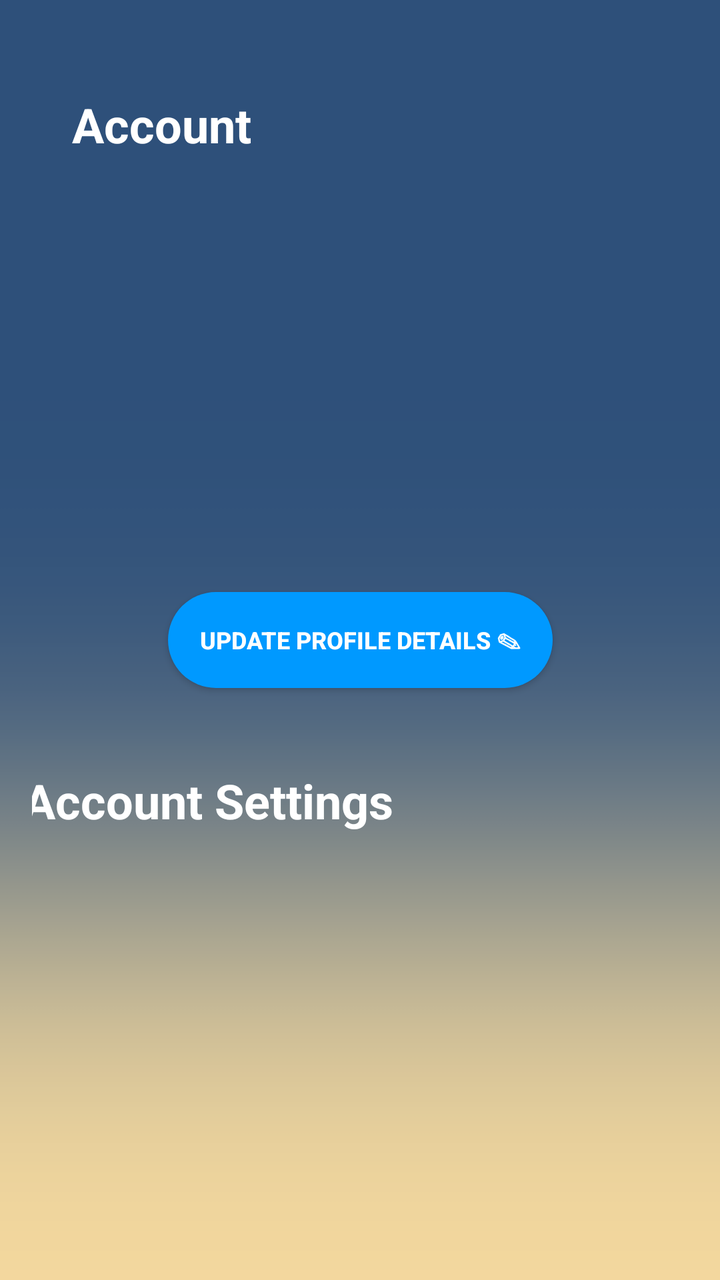
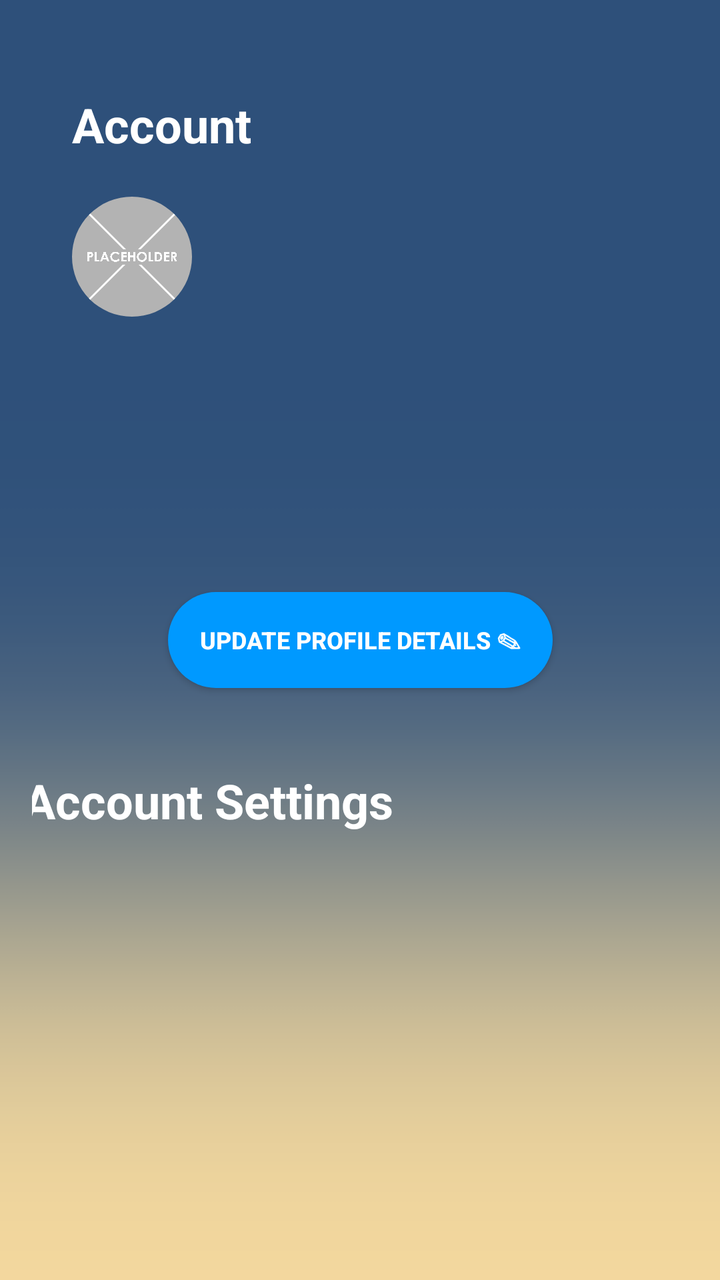

Compare the two renders of this Android layout. The source of the first and the diff that turns it into the second are given below.
<!-- AndroidManifest.xml: application theme Theme.NutriMotion -->
<!-- res/layout/activity_profile.xml -->
<?xml version="1.0" encoding="utf-8"?>
<androidx.constraintlayout.widget.ConstraintLayout xmlns:android="http://schemas.android.com/apk/res/android"
    xmlns:app="http://schemas.android.com/apk/res-auto"
    xmlns:tools="http://schemas.android.com/tools"
    android:id="@+id/main"
    android:layout_width="match_parent"
    android:layout_height="match_parent"
    android:onClick="onClick"
    android:background="@drawable/background"
    android:padding="16dp"
    tools:context=".ProfileActivity">

    <com.google.android.material.button.MaterialButton
        android:id="@+id/update_profile_btn"
        style="@style/RoundedButton"
        android:layout_width="wrap_content"
        android:layout_height="wrap_content"
        android:layout_centerInParent="true"
        android:background="@drawable/profile_update_button"
        android:text="@string/update_profile_details"
        android:textSize="12sp"
        android:textStyle="bold"
        app:backgroundTint="@null"
        app:layout_constraintBottom_toBottomOf="parent"
        app:layout_constraintLeft_toLeftOf="parent"
        app:layout_constraintRight_toRightOf="parent"
        app:layout_constraintTop_toTopOf="parent" />

    <TextView
        android:id="@+id/settingsText"
        android:layout_width="wrap_content"
        android:layout_height="wrap_content"
        android:layout_marginTop="40dp"
        android:layout_marginEnd="80dp"
        android:text="Account Settings"
        android:textColor="@color/white"
        android:textSize="24sp"
        android:textStyle="bold"
        app:layout_constraintTop_toBottomOf="@+id/update_profile_btn"
        app:layout_constraintRight_toRightOf="@+id/update_profile_btn"
        tools:ignore="MissingConstraints"
        tools:layout_editor_absoluteX="26dp" />

    <TextView
        android:id="@+id/textAccount"
        android:layout_width="wrap_content"
        android:layout_height="wrap_content"
        android:layout_marginTop="30dp"
        android:layout_marginStart="20dp"
        android:text="Account"
        android:textColor="@color/white"
        android:textSize="24sp"
        android:textStyle="bold"
        tools:layout_editor_absoluteX="17dp"
        tools:layout_editor_absoluteY="80dp"
        app:layout_constraintTop_toTopOf="parent"
        app:layout_constraintLeft_toLeftOf="parent"
        tools:ignore="MissingConstraints"/>
</androidx.constraintlayout.widget.ConstraintLayout>
<!-- resources referenced by this layout -->
<resources>
  <color name="white">#FFFFFFFF</color>
  <!-- drawable background: png bitmap (drawable, 90198 bytes) -->
  <!-- drawable profile_update_button (drawable) -->
  <?xml version="1.0" encoding="utf-8"?>
  <selector xmlns:android="http://schemas.android.com/apk/res/android">
  <item android:state_pressed="true">
      <shape android:shape="rectangle">
          <solid android:color="#0077ff" />
          <corners android:radius="150dp" />
      </shape>
  </item>
  <item>
      <shape android:shape="rectangle">
          <solid android:color="#0099ff" />
          <corners android:radius="150dp" />
      </shape>
  </item>
  </selector>
  <string name="update_profile_details">Update Profile Details ✎</string>
  <style name="RoundedButton" parent="Widget.AppCompat.Button">
          <item name="android:background">@drawable/rounded_button</item>
          <item name="android:backgroundTint">@null</item>
      </style>
  <style name="Theme.NutriMotion" parent="Theme.MaterialComponents.DayNight.DarkActionBar">
          
          <item name="colorPrimary">@color/navy</item>
          <item name="colorPrimaryVariant">@color/sand</item>
          <item name="colorOnPrimary">@color/white</item>
          
          <item name="colorSecondary">@color/teal_200</item>
          <item name="colorSecondaryVariant">@color/teal_700</item>
          <item name="colorOnSecondary">@color/black</item>
          
          <item name="android:statusBarColor">?attr/colorPrimaryVariant</item>
          
          <item name="android:buttonStyle">@drawable/rounded_button</item>
      </style>
  <!-- drawable rounded_button (drawable) -->
  <?xml version="1.0" encoding="utf-8"?>
  <shape xmlns:android="http://schemas.android.com/apk/res/android">
      <corners android:radius="20dp" /> 
      <solid android:color="#15FFFFFF" /> 
      <stroke android:width="2dp" android:color="#FFFFFF" /> 
  </shape>
  <color name="navy">#2e507a</color>
  <color name="sand">#f5d99e</color>
  <color name="teal_200">#FF03DAC5</color>
  <color name="teal_700">#FF018786</color>
  <color name="black">#FF000000</color>
</resources>

<!-- the commit's change to res/layout/activity_profile.xml (unified diff, before → after) -->
@@ -56,4 +56,18 @@
         app:layout_constraintTop_toTopOf="parent"
         app:layout_constraintLeft_toLeftOf="parent"
         tools:ignore="MissingConstraints"/>
+
+    <com.google.android.material.imageview.ShapeableImageView
+        android:id="@+id/imageView"
+        android:layout_width="60dp"
+        android:layout_height="60dp"
+        android:src="@drawable/placeholder_image"
+        android:foreground="@drawable/profile_round"
+        android:scaleType="centerCrop"
+        android:layout_marginTop="20dp"
+        android:layout_marginStart="20dp"
+        android:layout_gravity="center"
+        app:shapeAppearanceOverlay="@style/CircleProfileImage"
+        app:layout_constraintTop_toBottomOf="@id/textAccount"
+        app:layout_constraintLeft_toLeftOf="parent" />
 </androidx.constraintlayout.widget.ConstraintLayout>
<!-- resource entries referenced after the edit -->
@@ -2,6 +2,20 @@
 <resources>
   <color name="white">#FFFFFFFF</color>
   <!-- drawable background: png bitmap (drawable, 90198 bytes) -->
+  <!-- drawable placeholder_image: png bitmap (drawable, 30255 bytes) -->
+  <!-- drawable profile_round (drawable) -->
+  <?xml version="1.0" encoding="utf-8"?>
+  <layer-list xmlns:android="http://schemas.android.com/apk/res/android">
+      
+      <item>
+          <shape android:shape="oval">
+              <solid android:color="@android:color/transparent" />
+              <stroke
+                  android:width="3dp"
+                  android:color="#808080" /> 
+          </shape>
+      </item>
+  </layer-list>
   <!-- drawable profile_update_button (drawable) -->
   <?xml version="1.0" encoding="utf-8"?>
   <selector xmlns:android="http://schemas.android.com/apk/res/android">
@@ -19,6 +33,10 @@
   </item>
   </selector>
   <string name="update_profile_details">Update Profile Details ✎</string>
+  <style name="CircleProfileImage" parent="">
+          <item name="cornerFamily">rounded</item>
+          <item name="cornerSize">50%</item>
+      </style>
   <style name="RoundedButton" parent="Widget.AppCompat.Button">
           <item name="android:background">@drawable/rounded_button</item>
           <item name="android:backgroundTint">@null</item>
